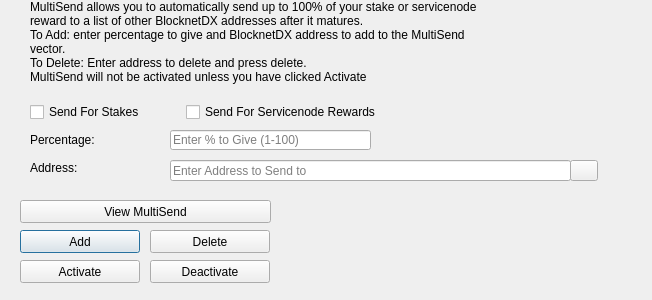
Qt form src/qt/forms/multisenddialog.ui (blocknetdx/blocknet) before a commit.
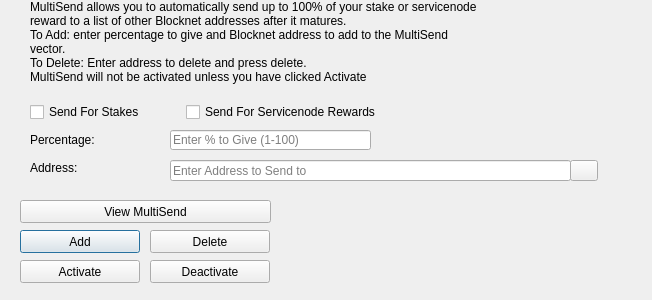
The same form after that commit. Icons and pictures are not drawn.

Commit message: Blocknet naming updates

Patch:
```diff
--- a/src/qt/forms/multisenddialog.ui
+++ b/src/qt/forms/multisenddialog.ui
@@ -61,8 +61,8 @@
     <number>1</number>
    </property>
    <property name="text">
-    <string>MultiSend allows you to automatically send up to 100% of your stake or servicenode reward to a list of other BlocknetDX addresses after it matures.
-To Add: enter percentage to give and BlocknetDX address to add to the MultiSend vector.
+    <string>MultiSend allows you to automatically send up to 100% of your stake or servicenode reward to a list of other Blocknet addresses after it matures.
+To Add: enter percentage to give and Blocknet address to add to the MultiSend vector.
 To Delete: Enter address to delete and press delete.
 MultiSend will not be activated unless you have clicked Activate</string>
    </property>
```
The commit also changes 93 other files.
